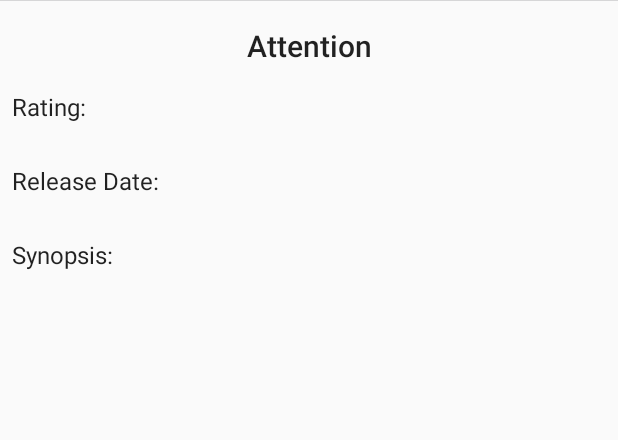
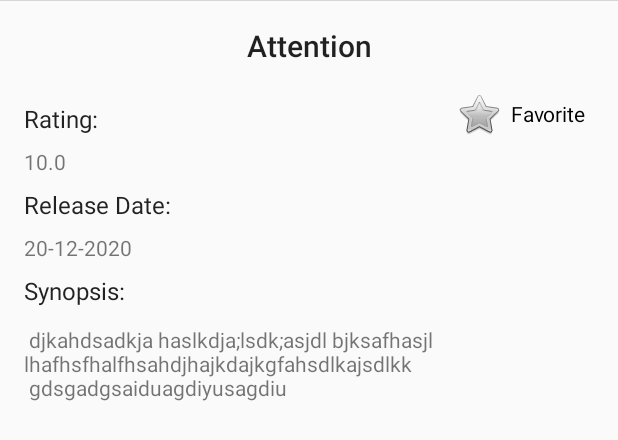
Before and after one commit to VanDevBR/Popular-Movies, an Android app: the layout activity_movie_detail.xml on its own in the app's theme, with its tools: preview values and no code run, on a phone screen of 412 x 824 dp. Shown: the top 440 px of the screen. Run offline under Robolectric (Android 15) with nearby library versions, the phone set to English and light mode, and no system bars.

Commit message:
Favorites!

```diff
--- a/app/build.gradle
+++ b/app/build.gradle
@@ -31,7 +31,9 @@ dependencies {
     implementation 'com.squareup.picasso:picasso:2.5.2'
     implementation 'com.android.support:recyclerview-v7:27.1.1'
     implementation 'com.google.code.gson:gson:2.8.2'
+    implementation 'com.facebook.stetho:stetho:1.5.0'
     testImplementation 'junit:junit:4.12'
     androidTestImplementation 'com.android.support.test:runner:1.0.2'
     androidTestImplementation 'com.android.support.test.espresso:espresso-core:3.0.2'
+    implementation 'com.android.support:design:27.1.1'
 }
--- a/app/src/main/AndroidManifest.xml
+++ b/app/src/main/AndroidManifest.xml
@@ -26,6 +26,12 @@
                 <action android:name="android.intent.action.VIEW" />
             </intent-filter>
         </activity>
+
+
+        <provider
+            android:authorities="br.com.vanilson.popularmovies"
+            android:name=".data.MovieProvider"
+            android:exported="false"/>
     </application>
 
 </manifest>
--- /dev/null
+++ b/app/src/main/res/drawable/bt_favorite_selector.xml
@@ -0,0 +1,5 @@
+<?xml version="1.0" encoding="utf-8"?>
+<selector xmlns:android="http://schemas.android.com/apk/res/android">
+    <item android:drawable="@android:drawable/btn_star_big_on" android:state_checked="true"/>
+    <item android:drawable="@android:drawable/btn_star_big_off" android:state_checked="false"/>
+</selector>
--- a/app/src/main/res/layout/activity_movie_detail.xml
+++ b/app/src/main/res/layout/activity_movie_detail.xml
@@ -41,64 +41,89 @@
         app:layout_constraintStart_toStartOf="parent"
         app:layout_constraintTop_toBottomOf="@+id/tv_movie_title">
 
-        <LinearLayout
+        <android.support.constraint.ConstraintLayout
             android:layout_width="match_parent"
-            android:layout_height="wrap_content"
-            android:orientation="vertical">
+            android:layout_height="wrap_content">
 
             <TextView
                 android:id="@+id/textViewRatting"
                 android:layout_width="wrap_content"
                 android:layout_height="wrap_content"
-                android:layout_marginStart="8dp"
-                android:layout_marginTop="8dp"
-                android:layout_marginEnd="8dp"
+                android:layout_marginStart="16dp"
+                android:layout_marginTop="16dp"
                 android:text="@string/ratingLabel"
-                android:textAppearance="@style/TextAppearance.AppCompat.Subhead" />
+                android:textAppearance="@style/TextAppearance.AppCompat.Subhead"
+                app:layout_constraintStart_toStartOf="parent"
+                app:layout_constraintTop_toTopOf="parent" />
 
             <TextView
                 android:id="@+id/tv_movie_rating"
                 android:layout_width="wrap_content"
                 android:layout_height="wrap_content"
-                android:layout_marginStart="8dp"
-                android:text="" />
+                android:layout_marginTop="8dp"
+                android:text=""
+                app:layout_constraintStart_toStartOf="@+id/textViewRatting"
+                app:layout_constraintTop_toBottomOf="@+id/textViewRatting"
+                tools:text="10.0" />
 
             <TextView
                 android:id="@+id/textViewDate"
                 android:layout_width="wrap_content"
                 android:layout_height="wrap_content"
-                android:layout_marginStart="8dp"
                 android:layout_marginTop="8dp"
                 android:text="@string/release_date_date_label"
-                android:textAppearance="@style/TextAppearance.AppCompat.Subhead" />
+                android:textAppearance="@style/TextAppearance.AppCompat.Subhead"
+                app:layout_constraintStart_toStartOf="@+id/tv_movie_rating"
+                app:layout_constraintTop_toBottomOf="@+id/tv_movie_rating" />
 
             <TextView
                 android:id="@+id/tv_movie_date"
                 android:layout_width="wrap_content"
                 android:layout_height="wrap_content"
-                android:layout_marginStart="8dp"
-                android:text="" />
+                android:layout_marginTop="8dp"
+                android:text=""
+                app:layout_constraintStart_toStartOf="@+id/textViewDate"
+                app:layout_constraintTop_toBottomOf="@+id/textViewDate"
+                tools:text="20-12-2020" />
 
             <TextView
                 android:id="@+id/textViewSynopsis"
                 android:layout_width="wrap_content"
                 android:layout_height="wrap_content"
-                android:layout_marginStart="8dp"
                 android:layout_marginTop="8dp"
                 android:text="@string/synopsisLabel"
-                android:textAppearance="@style/TextAppearance.AppCompat.Subhead" />
+                android:textAppearance="@style/TextAppearance.AppCompat.Subhead"
+                app:layout_constraintStart_toStartOf="@+id/tv_movie_date"
+                app:layout_constraintTop_toBottomOf="@+id/tv_movie_date" />
 
             <TextView
                 android:id="@+id/tv_movie_synopsis"
+                android:layout_width="0dp"
+                android:layout_height="wrap_content"
+                android:layout_marginTop="12dp"
+                android:layout_marginEnd="16dp"
+                android:text=""
+                app:layout_constraintEnd_toEndOf="parent"
+                app:layout_constraintStart_toStartOf="@+id/textViewSynopsis"
+                app:layout_constraintTop_toBottomOf="@+id/textViewSynopsis"
+                tools:text=" djkahdsadkja haslkdja;lsdk;asjdl bjksafhasjl lhafhsfhalfhsahdjhajkdajkgfahsdlkajsdlkk \n gdsgadgsaiduagdiyusagdiu" />
+
+            <CheckBox
                 android:layout_width="wrap_content"
                 android:layout_height="wrap_content"
-                android:layout_marginStart="8dp"
-                android:layout_marginEnd="8dp"
-                android:layout_marginBottom="8dp"
-                android:text="" />
+                android:id="@+id/cb_favorite"
+                android:button="@drawable/bt_favorite_selector"
+                android:padding="5dp"
+                android:text="Favorite"
+                android:textSize="14sp"
+                android:onClick="toggleFavorite"
+                android:layout_marginTop="8dp"
+                android:layout_marginEnd="16dp"
+                app:layout_constraintEnd_toEndOf="parent"
+                app:layout_constraintTop_toTopOf="parent"/>
 
 
-        </LinearLayout>
+        </android.support.constraint.ConstraintLayout>
 
     </ScrollView>
 
--- a/app/src/main/res/menu/sort_menu.xml
+++ b/app/src/main/res/menu/sort_menu.xml
@@ -9,4 +9,8 @@
         android:id="@+id/miTopRated"
         android:title="@string/top_rated" />
 
+    <item
+        android:id="@+id/miFavorites"
+        android:title="@string/favorites" />
+
 </menu>
--- a/app/src/main/res/values/strings.xml
+++ b/app/src/main/res/values/strings.xml
@@ -8,5 +8,8 @@
     <string name="ratingLabel">Rating:</string>
     <string name="top_rated">Top Rated</string>
     <string name="popular">Popular</string>
+    <string name="favorites">Favorites</string>
     <string name="offline_toast">Offline, Check your internet connection!</string>
+    <string name="favorite_add_success">%s was added to your favorites!</string>
+    <string name="favorite_remove_success">%s was removed from your favorites!</string>
 </resources>
```
Also changed, not shown: app/src/main/java/br/com/vanilson/popularmovies/MainActivity.java (+87 -13 lines), app/src/main/java/br/com/vanilson/popularmovies/MovieDetail.java (+72 -0 lines), app/src/main/java/br/com/vanilson/popularmovies/data/MovieContract.java (added, +31 -0 lines), app/src/main/java/br/com/vanilson/popularmovies/data/MovieDbHelper.java (added, +43 -0 lines), app/src/main/java/br/com/vanilson/popularmovies/data/MovieProvider.java (added, +187 -0 lines), app/src/main/java/br/com/vanilson/popularmovies/model/Movie.java (+1 -24 lines).
